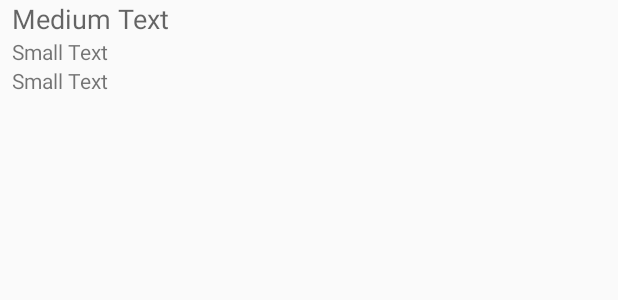
After one commit to awswenson/OnTheDot, an Android app: the layout dashboard_trip_cell.xml on its own in the app's theme, with its tools: preview values and no code run, on a phone screen of 412 x 824 dp. The commit adds this screen. Shown: the top 300 px of the screen. Run offline under Robolectric (Android 15) with nearby library versions, the phone set to English and light mode, and no system bars.

Commit message:
Created a Dashboard Adapter and started to implement the ability to display Trips on the dashboard

```diff
--- /dev/null
+++ b/app/src/main/res/layout/dashboard_trip_cell.xml
@@ -0,0 +1,45 @@
+<?xml version="1.0" encoding="utf-8"?>
+<LinearLayout
+    xmlns:android="http://schemas.android.com/apk/res/android"
+
+    android:orientation="horizontal"
+    android:layout_width="match_parent"
+    android:layout_height="match_parent">
+
+    <ImageView
+        android:layout_width="wrap_content"
+        android:layout_height="wrap_content"
+        android:scaleType="centerCrop"
+        android:id="@+id/destination_imageView" />
+
+    <LinearLayout
+        android:orientation="vertical"
+        android:layout_width="match_parent"
+        android:layout_height="wrap_content"
+        android:paddingLeft="@dimen/dashboard_margin_between_lists"
+        android:paddingRight="@dimen/dashboard_margin_between_lists">
+
+        <TextView
+            android:layout_width="wrap_content"
+            android:layout_height="wrap_content"
+            android:textAppearance="?android:attr/textAppearanceMedium"
+            android:text="Medium Text"
+            android:id="@+id/destination_textView" />
+
+        <TextView
+            android:layout_width="wrap_content"
+            android:layout_height="wrap_content"
+            android:textAppearance="?android:attr/textAppearanceSmall"
+            android:text="Small Text"
+            android:id="@+id/meetupTime_textView" />
+
+        <TextView
+            android:layout_width="wrap_content"
+            android:layout_height="wrap_content"
+            android:textAppearance="?android:attr/textAppearanceSmall"
+            android:text="Small Text"
+            android:id="@+id/leaveIn_textView" />
+    </LinearLayout>
+
+
+</LinearLayout>
```
Also changed, not shown: app/src/main/java/cs407/onthedot/DBHelper.java (+78 -22 lines), app/src/main/java/cs407/onthedot/DashboardActivity.java (+85 -1 lines), app/src/main/java/cs407/onthedot/DashboardAdapter.java (added, +79 -0 lines).
